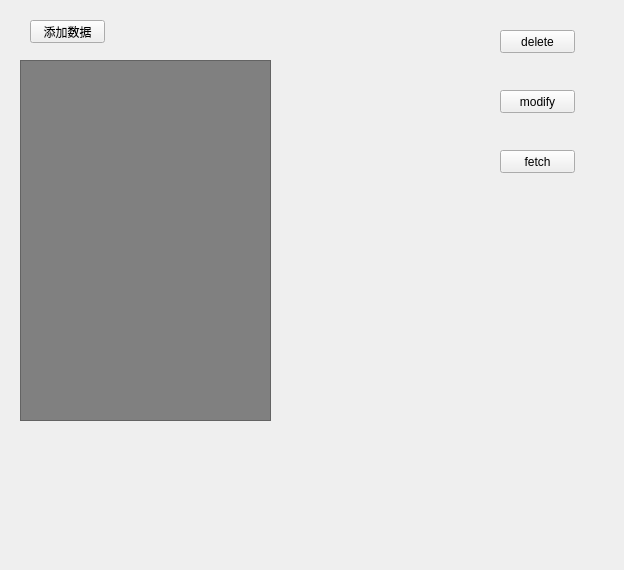
The window that UI/widget.ui (jiutianhuanpei/HBApp) describes before a commit, drawn with Qt 5.
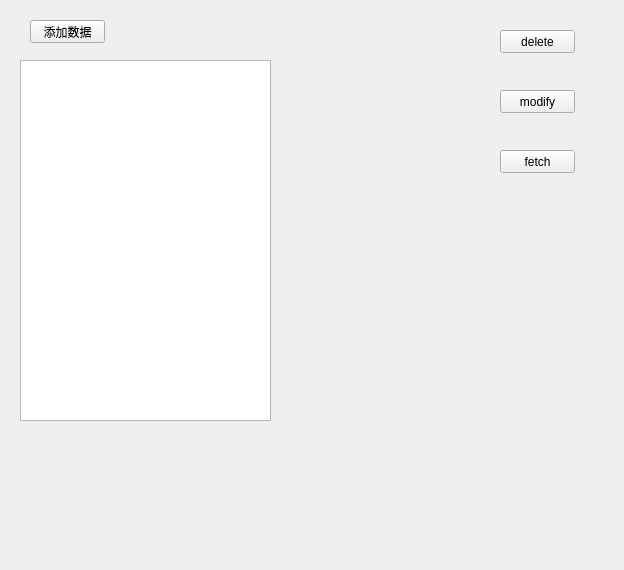
The same window after the commit. Custom widgets are drawn as their Qt base class.

Commit message: treeView 可以运行

```diff
--- a/UI/widget.ui
+++ b/UI/widget.ui
@@ -20,9 +20,7 @@
 background-color: white;
 }
 
-#treeView{
-background-color: gray;
-}</string>
+</string>
   </property>
   <widget class="QPushButton" name="pushButton">
    <property name="geometry">
```
The commit also changes 7 other files.
